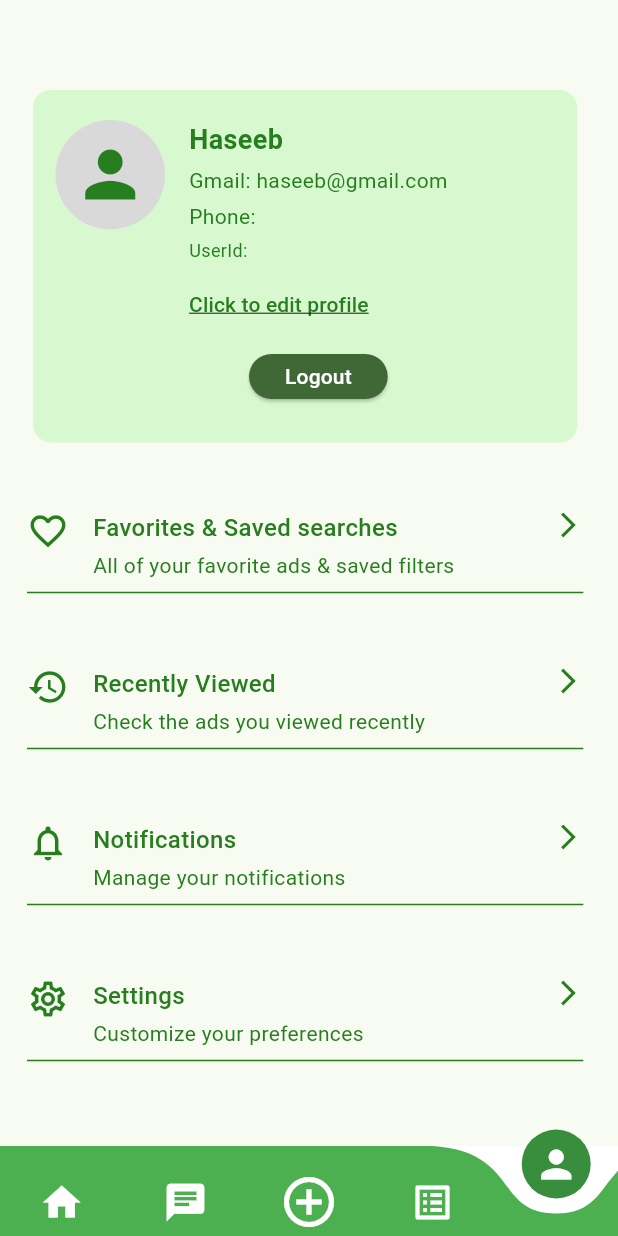
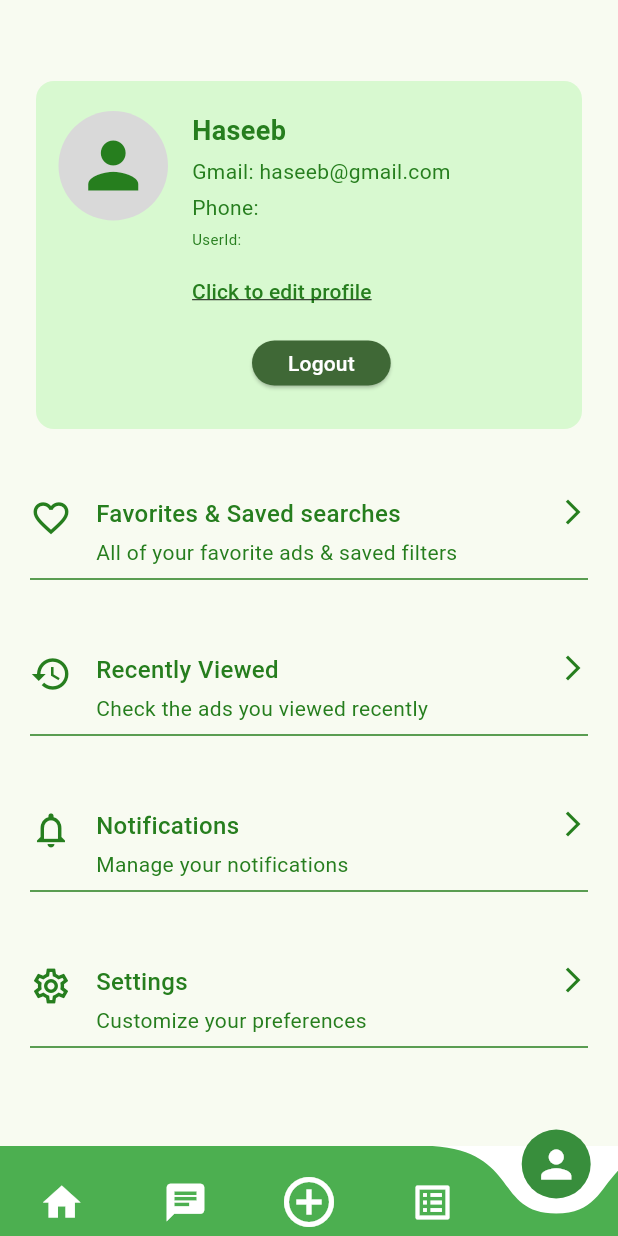
Before and after one commit to mustafalada36/pet_app, a Flutter app: the profileScreen screen opened directly, on a phone screen of 412 x 824 dp. Run offline on Flutter 3.47's test engine with Material 3 defaults, Android fonts, the phone set to English and light mode, and no system bars; drawn by our look-alikes of curved_navigation_bar; our stand-ins replace cloud_firestore, firebase_auth, firebase_core, geolocator, google_fonts, image_picker and 2 more; accounts and stored records are empty.

```diff
--- a/lib/Screens/profileScreen.dart
+++ b/lib/Screens/profileScreen.dart
@@ -64,12 +64,15 @@ class _ProfileScreenState extends State<profileScreen> {
   @override
   Widget build(BuildContext context) {
     return Scaffold(
-      body: Padding(
-        padding: const EdgeInsets.only(top: 56.0, left: 18.0, right: 23.11),
+      body: SingleChildScrollView(
+        child: Padding(
+          padding: const EdgeInsets.symmetric(horizontal: 20, vertical: 50),
           child: Column(
             children: [
               // First Row: Image and Profile Info
-            Card(
+              Container(
+                width: double.infinity,
+                child: Card(
                   color: secondaryColor,
                   elevation: 0,
                   child: Padding(
@@ -91,7 +94,8 @@ class _ProfileScreenState extends State<profileScreen> {
                             child: Center(
                               child: Icon(
                                 Icons.person,
-                            color: primaryColor, // Primary color for the icon
+                                color: primaryColor,
+                                // Primary color for the icon
                                 size: 50,
                               ),
                             ),
@@ -137,7 +141,7 @@ class _ProfileScreenState extends State<profileScreen> {
                                 style: TextStyle(
                                   color: primaryColor,
                                   fontWeight: FontWeight.w400, // Semibold
-                              fontSize: 12,
+                                  fontSize: 10,
                                 ),
                               ),
                               const SizedBox(height: 4),
@@ -145,12 +149,14 @@ class _ProfileScreenState extends State<profileScreen> {
                               TextButton(
                                 onPressed: () {},
                                 style: ButtonStyle(
-                              padding: WidgetStateProperty.all<EdgeInsets>(
+                                  padding:
+                                      WidgetStateProperty.all<EdgeInsets>(
                                     EdgeInsets
                                         .zero, // Remove padding for alignment
                                   ),
                                   minimumSize: WidgetStateProperty.all(
-                                  const Size(0, 0)), // Min size for alignment
+                                      const Size(
+                                          0, 0)), // Min size for alignment
                                 ),
                                 child: InkWell(
                                   onTap: () => Navigator.push(
@@ -170,13 +176,15 @@ class _ProfileScreenState extends State<profileScreen> {
                                 ),
                               ),
                               Padding(
-                            padding:
-                                const EdgeInsets.only(left: 40, bottom: 0),
+                                padding: const EdgeInsets.only(
+                                    left: 40, bottom: 0),
                                 child: ElevatedButton(
                                   style: ElevatedButton.styleFrom(
-                                backgroundColor: Theme.of(context)
-                                    .primaryColor, // Use primaryColor
-                                foregroundColor: Colors.white, // Text color
+                                    backgroundColor:
+                                        Theme.of(context).primaryColor,
+                                    // Use primaryColor
+                                    foregroundColor: Colors.white,
+                                    // Text color
                                     shape: RoundedRectangleBorder(
                                       borderRadius: BorderRadius.circular(
                                           20), // Rounded corners
@@ -198,6 +206,7 @@ class _ProfileScreenState extends State<profileScreen> {
                           ),
                         ),
                       ],
+                    ),
                   ),
                 ),
               ),
@@ -234,6 +243,7 @@ class _ProfileScreenState extends State<profileScreen> {
               ),
               Divider(color: primaryColor), // Divider after the 4th row
             ],
+          ),
         ),
       ),
       bottomNavigationBar: CurvedNavigationBar(
--- a/lib/main.dart
+++ b/lib/main.dart
@@ -67,7 +67,7 @@ class MyApp extends StatelessWidget {
         colorScheme: ColorScheme.fromSeed(seedColor: const Color(0xFF267E1E)),
         useMaterial3: true,
       ),
-      home: loginScreen(),
+      home: profileScreen(),
 
       //shows
       // debugShowCheckedModeBanner: false,
```
Lines whose indentation alone changed are shown as unchanged.
